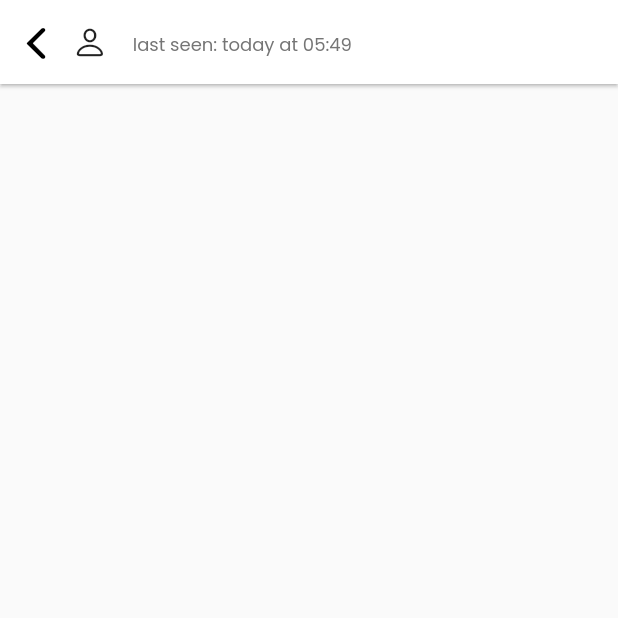
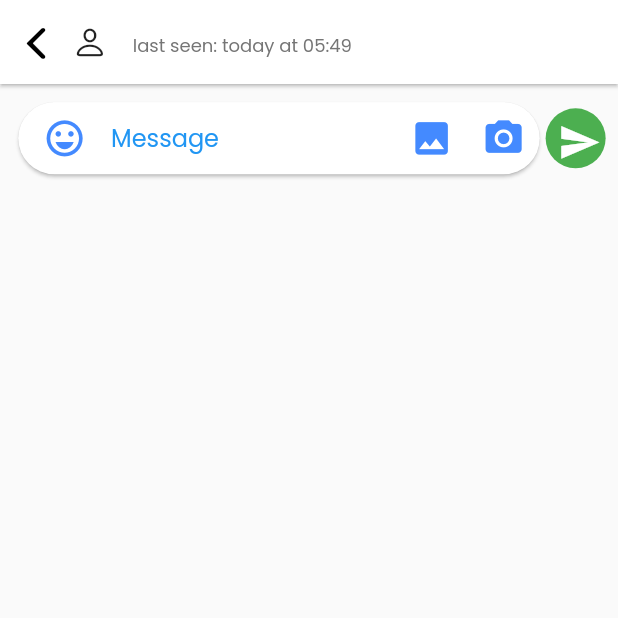
Before and after one commit to George-Samir88/we_chat, a Flutter app: the ChatView screen opened directly with empty values, on a phone screen of 412 x 824 dp, the top half of it. Run offline on Flutter 3.47's test engine with Material 2 defaults, Android fonts, the phone set to English and light mode, and no system bars; drawn by our look-alikes of cached_network_image; our stand-ins replace cloud_firestore, dartz, firebase_auth, firebase_core, firebase_storage, flutter_bloc and 5 more; accounts and stored records are empty; network calls fail.

Commit message:
implement send message section of chat view body

```diff
--- a/lib/features/chat/presentation/widgets/chat_view_body.dart
+++ b/lib/features/chat/presentation/widgets/chat_view_body.dart
@@ -1,10 +1,15 @@
 import 'package:flutter/material.dart';
+import 'package:we_chat/features/chat/presentation/widgets/send_message_section.dart';
 
 class ChatViewBody extends StatelessWidget {
   const ChatViewBody({super.key});
 
   @override
   Widget build(BuildContext context) {
-    return Container();
+    return Column(
+      children: [
+        SendMessageSection(),
+      ],
+    );
   }
 }
--- a/lib/features/chat/presentation/widgets/custom_flexible_app_bar.dart
+++ b/lib/features/chat/presentation/widgets/custom_flexible_app_bar.dart
@@ -50,8 +50,13 @@ class CustomFlexibleAppBar extends StatelessWidget {
           Column(
             crossAxisAlignment: CrossAxisAlignment.start,
             children: [
+              SizedBox(
+                height: screenSize.height * 0.001,
+              ),
               Text(
                 chatUser.name,
+                maxLines: 1,
+                overflow: TextOverflow.ellipsis,
                 style: TextStyle(
                     fontSize: 14,
                     fontWeight: FontWeight.w500,
--- /dev/null
+++ b/lib/features/chat/presentation/widgets/send_message_section.dart
@@ -0,0 +1,93 @@
+import 'package:flutter/material.dart';
+
+import '../../../../core/global_var.dart';
+
+class SendMessageSection extends StatelessWidget {
+  const SendMessageSection({
+    super.key,
+  });
+
+  @override
+  Widget build(BuildContext context) {
+    return Padding(
+      padding: EdgeInsets.symmetric(
+        vertical: screenSize.height * 0.01,
+        horizontal: screenSize.width * 0.02,
+      ),
+      child: Row(
+        children: [
+          Expanded(
+            child: Card(
+              shape: StadiumBorder(),
+              child: Row(
+                children: [
+                  IconButton(
+                    onPressed: () {},
+                    icon: Icon(
+                      Icons.emoji_emotions_outlined,
+                    ),
+                    color: Colors.blueAccent,
+                    splashRadius: 20,
+                    padding: EdgeInsets.only(
+                      right: screenSize.width * 0.04,
+                      left: screenSize.width * 0.04,
+                    ),
+                    iconSize: screenSize.width * 0.07,
+                    tooltip: 'Send emoji',
+                  ),
+                  Expanded(
+                    child: TextField(
+                      maxLines: null,
+                      keyboardType: TextInputType.multiline,
+                      style: TextStyle(
+                        color: Colors.blueAccent,
+                      ),
+                      decoration: InputDecoration(
+                        border: InputBorder.none,
+                        hintText: 'Message',
+                        hintStyle: TextStyle(
+                          color: Colors.blue,
+                        ),
+                      ),
+                    ),
+                  ),
+                  IconButton(
+                    onPressed: () {},
+                    icon: Icon(
+                      Icons.image,
+                    ),
+                    color: Colors.blueAccent,
+                    splashRadius:  screenSize.width * 0.06,
+                    iconSize: screenSize.width * 0.07,
+                    tooltip: 'Attach image',
+                  ),
+                  IconButton(
+                    onPressed: () {},
+                    icon: Icon(
+                      Icons.camera_alt,
+                    ),
+                    color: Colors.blueAccent,
+                    splashRadius: screenSize.width * 0.06,
+                    iconSize: screenSize.width * 0.07,
+                    tooltip: 'open camera',
+                  ),
+                ],
+              ),
+            ),
+          ),
+          CircleAvatar(
+            backgroundColor: Colors.green,
+            child: IconButton(
+              onPressed: () {},
+              splashRadius: screenSize.width * 0.06,
+              icon: Icon(Icons.send),
+              iconSize: screenSize.width * 0.07,
+              color: Colors.white,
+              splashColor: Colors.grey,
+            ),
+          ),
+        ],
+      ),
+    );
+  }
+}
--- a/pubspec.yaml
+++ b/pubspec.yaml
@@ -47,7 +47,6 @@ dependencies:
   cached_network_image: ^3.2.3
   image_picker: ^1.0.4
   firebase_storage: ^11.2.7
-  marquee: ^2.2.3
 
 dev_dependencies:
   flutter_test:
```
Also changed, not shown: pubspec.lock.
